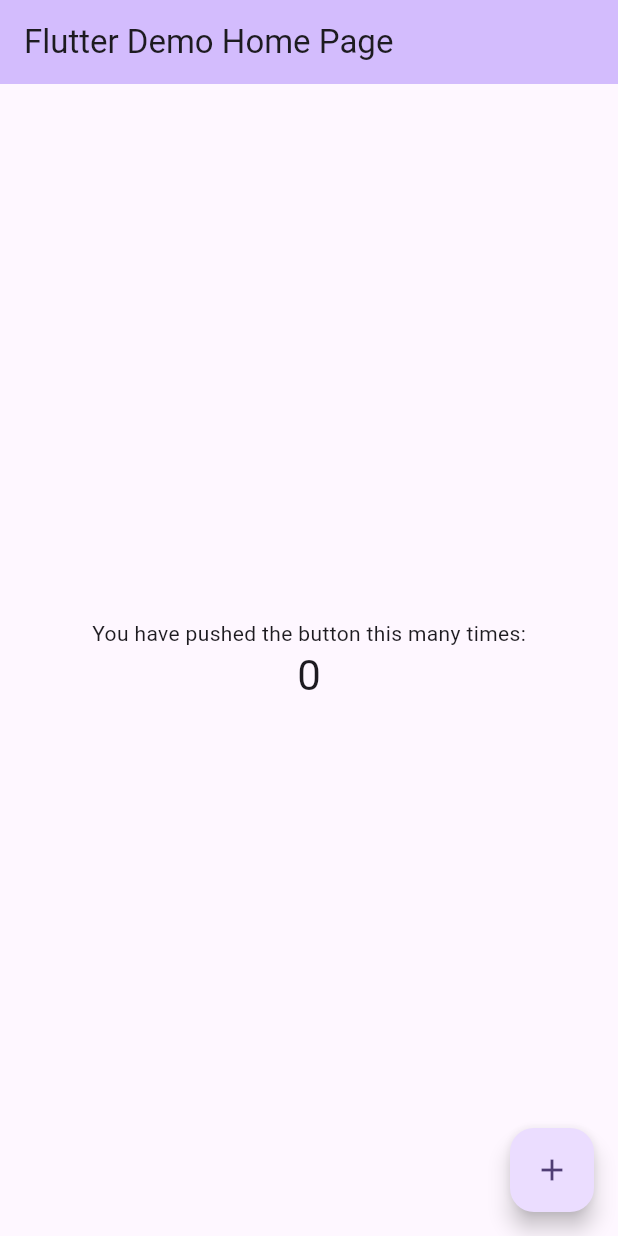
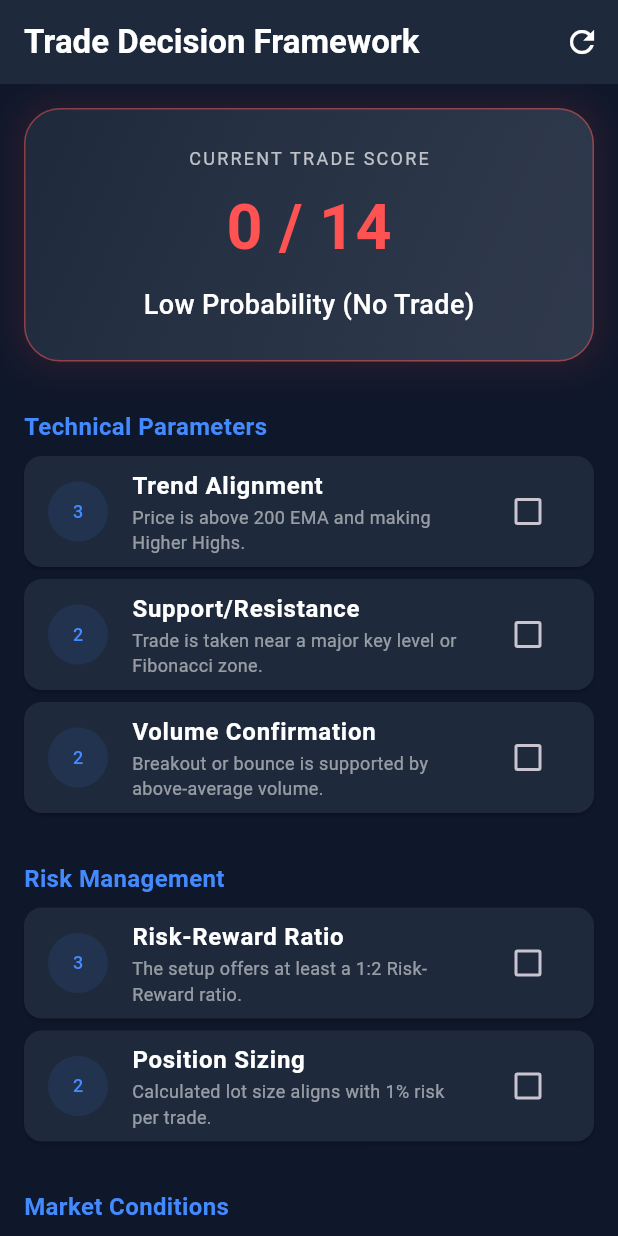
Before and after one commit to kaushal23mishra/test_case, a Flutter app: the screen it shows after launch, on a phone screen of 412 x 824 dp. Run offline on Flutter 3.47's test engine with Material 3 defaults, Android fonts, the phone set to English and light mode, and no system bars.

Commit message:
Added Trading Decision Framework UI and Logic

```diff
--- a/lib/main.dart
+++ b/lib/main.dart
@@ -1,122 +1,160 @@
 import 'package:flutter/material.dart';
+import 'trading_model.dart';
 
 void main() {
-  runApp(const MyApp());
+  runApp(const TradingApp());
 }
 
-class MyApp extends StatelessWidget {
-  const MyApp({super.key});
+class TradingApp extends StatelessWidget {
+  const TradingApp({super.key});
 
-  // This widget is the root of your application.
   @override
   Widget build(BuildContext context) {
     return MaterialApp(
-      title: 'Flutter Demo',
+      debugShowCheckedModeBanner: false,
+      title: 'Pro Trader Decision System',
       theme: ThemeData(
-        // This is the theme of your application.
-        //
-        // TRY THIS: Try running your application with "flutter run". You'll see
-        // the application has a purple toolbar. Then, without quitting the app,
-        // try changing the seedColor in the colorScheme below to Colors.green
-        // and then invoke "hot reload" (save your changes or press the "hot
-        // reload" button in a Flutter-supported IDE, or press "r" if you used
-        // the command line to start the app).
-        //
-        // Notice that the counter didn't reset back to zero; the application
-        // state is not lost during the reload. To reset the state, use hot
-        // restart instead.
-        //
-        // This works for code too, not just values: Most code changes can be
-        // tested with just a hot reload.
-        colorScheme: ColorScheme.fromSeed(seedColor: Colors.deepPurple),
+        brightness: Brightness.dark,
+        primarySwatch: Colors.blue,
+        scaffoldBackgroundColor: const Color(0xFF0F172A), // Deep Navy
+        useMaterial3: true,
       ),
-      home: const MyHomePage(title: 'Flutter Demo Home Page'),
+      home: const TradingDashboard(),
     );
   }
 }
 
-class MyHomePage extends StatefulWidget {
-  const MyHomePage({super.key, required this.title});
-
-  // This widget is the home page of your application. It is stateful, meaning
-  // that it has a State object (defined below) that contains fields that affect
-  // how it looks.
-
-  // This class is the configuration for the state. It holds the values (in this
-  // case the title) provided by the parent (in this case the App widget) and
-  // used by the build method of the State. Fields in a Widget subclass are
-  // always marked "final".
-
-  final String title;
+class TradingDashboard extends StatefulWidget {
+  const TradingDashboard({super.key});
 
   @override
-  State<MyHomePage> createState() => _MyHomePageState();
+  State<TradingDashboard> createState() => _TradingDashboardState();
 }
 
-class _MyHomePageState extends State<MyHomePage> {
-  int _counter = 0;
+class _TradingDashboardState extends State<TradingDashboard> {
+  final TradingFramework _framework = TradingFramework();
 
-  void _incrementCounter() {
+  void _reset() {
     setState(() {
-      // This call to setState tells the Flutter framework that something has
-      // changed in this State, which causes it to rerun the build method below
-      // so that the display can reflect the updated values. If we changed
-      // _counter without calling setState(), then the build method would not be
-      // called again, and so nothing would appear to happen.
-      _counter++;
+      for (var p in _framework.technicals) {
+        p.isChecked = false;
+      }
+      for (var p in _framework.riskManagement) {
+        p.isChecked = false;
+      }
+      for (var p in _framework.marketConditions) {
+        p.isChecked = false;
+      }
     });
   }
 
   @override
   Widget build(BuildContext context) {
-    // This method is rerun every time setState is called, for instance as done
-    // by the _incrementCounter method above.
-    //
-    // The Flutter framework has been optimized to make rerunning build methods
-    // fast, so that you can just rebuild anything that needs updating rather
-    // than having to individually change instances of widgets.
+    int currentScore = _framework.calculateTotalScore();
+    String decision = _framework.getDecision(currentScore);
+
     return Scaffold(
       appBar: AppBar(
-        // TRY THIS: Try changing the color here to a specific color (to
-        // Colors.amber, perhaps?) and trigger a hot reload to see the AppBar
-        // change color while the other colors stay the same.
-        backgroundColor: Theme.of(context).colorScheme.inversePrimary,
-        // Here we take the value from the MyHomePage object that was created by
-        // the App.build method, and use it to set our appbar title.
-        title: Text(widget.title),
+        title: const Text('Trade Decision Framework',
+          style: TextStyle(fontWeight: FontWeight.bold, color: Colors.white)),
+        backgroundColor: const Color(0xFF1E293B),
+        elevation: 0,
+        actions: [
+          IconButton(
+            icon: const Icon(Icons.refresh, color: Colors.white),
+            onPressed: _reset,
+          ),
+        ],
       ),
-      body: Center(
-        // Center is a layout widget. It takes a single child and positions it
-        // in the middle of the parent.
+      body: SingleChildScrollView(
+        padding: const EdgeInsets.all(16.0),
         child: Column(
-          // Column is also a layout widget. It takes a list of children and
-          // arranges them vertically. By default, it sizes itself to fit its
-          // children horizontally, and tries to be as tall as its parent.
-          //
-          // Column has various properties to control how it sizes itself and
-          // how it positions its children. Here we use mainAxisAlignment to
-          // center the children vertically; the main axis here is the vertical
-          // axis because Columns are vertical (the cross axis would be
-          // horizontal).
-          //
-          // TRY THIS: Invoke "debug painting" (choose the "Toggle Debug Paint"
-          // action in the IDE, or press "p" in the console), to see the
-          // wireframe for each widget.
-          mainAxisAlignment: MainAxisAlignment.center,
-          children: <Widget>[
-            const Text('You have pushed the button this many times:'),
-            Text(
-              '$_counter',
-              style: Theme.of(context).textTheme.headlineMedium,
-            ),
+          crossAxisAlignment: CrossAxisAlignment.start,
+          children: [
+            _buildScoreCard(currentScore, decision),
+            const SizedBox(height: 24),
+            _buildSectionHeader('Technical Parameters'),
+            ..._framework.technicals.map((p) => _buildCheckItem(p)),
+            const SizedBox(height: 16),
+            _buildSectionHeader('Risk Management'),
+            ..._framework.riskManagement.map((p) => _buildCheckItem(p)),
+            const SizedBox(height: 16),
+            _buildSectionHeader('Market Conditions'),
+            ..._framework.marketConditions.map((p) => _buildCheckItem(p)),
           ],
         ),
       ),
-      floatingActionButton: FloatingActionButton(
-        onPressed: _incrementCounter,
-        tooltip: 'Increment',
-        child: const Icon(Icons.add),
-      ), // This trailing comma makes auto-formatting nicer for build methods.
+    );
+  }
+
+  Widget _buildScoreCard(int score, String decision) {
+    // bool isAllowed = score >= 8;
+    Color statusColor = score >= 12 ? Colors.greenAccent : (score >= 8 ? Colors.orangeAccent : Colors.redAccent);
+
+    return Container(
+      width: double.infinity,
+      padding: const EdgeInsets.all(24),
+      decoration: BoxDecoration(
+        gradient: LinearGradient(
+          colors: [const Color(0xFF1E293B), const Color(0xFF334155).withOpacity(0.8)],
+          begin: Alignment.topLeft,
+          end: Alignment.bottomRight,
+        ),
+        borderRadius: BorderRadius.circular(24),
+        border: Border.all(color: statusColor.withOpacity(0.5), width: 1),
+        boxShadow: [
+          BoxShadow(
+            color: statusColor.withOpacity(0.1),
+            blurRadius: 20,
+            spreadRadius: 5,
+          )
+        ],
+      ),
+      child: Column(
+        children: [
+          const Text('CURRENT TRADE SCORE',
+            style: TextStyle(color: Colors.white70, fontSize: 12, letterSpacing: 1.5)),
+          const SizedBox(height: 8),
+          Text('$score / 14',
+            style: TextStyle(color: statusColor, fontSize: 42, fontWeight: FontWeight.bold)),
+          const SizedBox(height: 8),
+          Text(decision,
+            style: TextStyle(color: Colors.white, fontSize: 18, fontWeight: FontWeight.w500)),
+        ],
+      ),
+    );
+  }
+
+  Widget _buildSectionHeader(String title) {
+    return Padding(
+      padding: const EdgeInsets.symmetric(vertical: 8.0),
+      child: Text(title,
+        style: const TextStyle(color: Colors.blueAccent, fontSize: 16, fontWeight: FontWeight.bold)),
+    );
+  }
+
+  Widget _buildCheckItem(TradingParameter parameter) {
+    return Card(
+      color: const Color(0xFF1E293B),
+      shape: RoundedRectangleBorder(borderRadius: BorderRadius.circular(12)),
+      margin: const EdgeInsets.only(bottom: 8),
+      child: CheckboxListTile(
+        title: Text(parameter.title,
+          style: const TextStyle(color: Colors.white, fontWeight: FontWeight.w600)),
+        subtitle: Text(parameter.description,
+          style: const TextStyle(color: Colors.white54, fontSize: 12)),
+        value: parameter.isChecked,
+        activeColor: Colors.blueAccent,
+        onChanged: (bool? value) {
+          setState(() {
+            parameter.isChecked = value ?? false;
+          });
+        },
+        secondary: CircleAvatar(
+          backgroundColor: Colors.blueAccent.withOpacity(0.1),
+          child: Text('${parameter.weight}', style: const TextStyle(color: Colors.blueAccent, fontSize: 12)),
+        ),
+      ),
     );
   }
 }
--- /dev/null
+++ b/lib/trading_model.dart
@@ -0,0 +1,73 @@
+class TradingParameter {
+  final String title;
+  final String description;
+  final int weight;
+  bool isChecked;
+
+  TradingParameter({
+    required this.title,
+    required this.description,
+    required this.weight,
+    this.isChecked = false,
+  });
+}
+
+class TradingFramework {
+  final List<TradingParameter> technicals = [
+    TradingParameter(
+      title: 'Trend Alignment',
+      description: 'Price is above 200 EMA and making Higher Highs.',
+      weight: 3,
+    ),
+    TradingParameter(
+      title: 'Support/Resistance',
+      description: 'Trade is taken near a major key level or Fibonacci zone.',
+      weight: 2,
+    ),
+    TradingParameter(
+      title: 'Volume Confirmation',
+      description: 'Breakout or bounce is supported by above-average volume.',
+      weight: 2,
+    ),
+  ];
+
+  final List<TradingParameter> riskManagement = [
+    TradingParameter(
+      title: 'Risk-Reward Ratio',
+      description: 'The setup offers at least a 1:2 Risk-Reward ratio.',
+      weight: 3,
+    ),
+    TradingParameter(
+      title: 'Position Sizing',
+      description: 'Calculated lot size aligns with 1% risk per trade.',
+      weight: 2,
+    ),
+  ];
+
+  final List<TradingParameter> marketConditions = [
+    TradingParameter(
+      title: 'Volatility (ATR)',
+      description: 'Market volatility is within normal ranges for your SL.',
+      weight: 1,
+    ),
+    TradingParameter(
+      title: 'No Impact News',
+      description: 'No major economic data release in the next 1 hour.',
+      weight: 1,
+    ),
+  ];
+
+  int calculateTotalScore() {
+    int score = 0;
+    for (var p in technicals) { if (p.isChecked) score += p.weight; }
+    for (var p in riskManagement) { if (p.isChecked) score += p.weight; }
+    for (var p in marketConditions) { if (p.isChecked) score += p.weight; }
+    return score;
+  }
+
+  String getDecision(int score) {
+    if (score >= 12) return "High Probability (Trade Allowed)";
+    if (score >= 8) return "Medium Probability (Half Size)";
+    return "Low Probability (No Trade)";
+  }
+}
```
Also changed, not shown: 1 other file.
